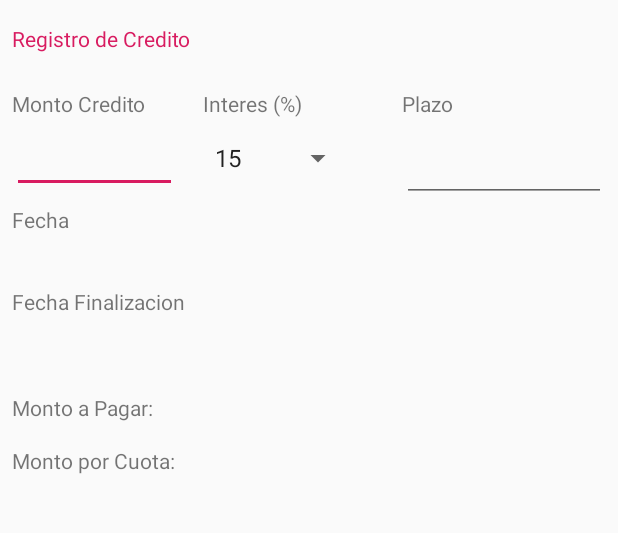
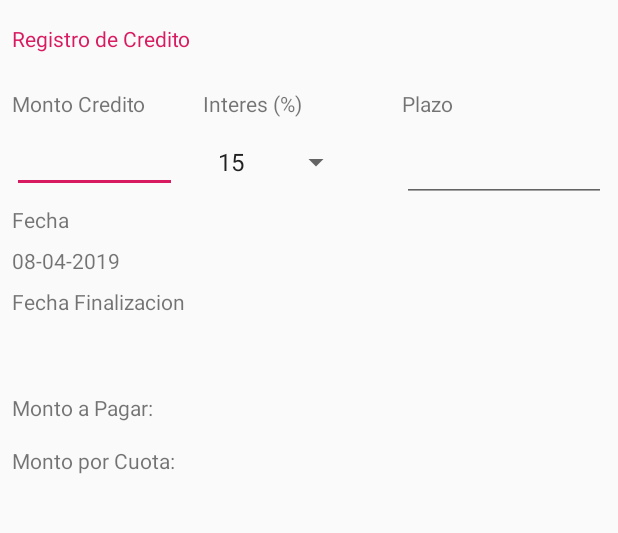
Before and after one commit to bisanbl/Android_Prestamo, an Android app: the screen it shows after launch (Registro_Credito), after a tap on "CONTINUAR", on a phone screen of 412 x 824 dp, the part 173-706 px from its top. Run offline under Robolectric (Android 15) with nearby library versions, the phone set to English and light mode, and no system bars.

Commit message:
TextView con la fecha Actual en Registro_Credito

```diff
--- a/app/build.gradle
+++ b/app/build.gradle
@@ -22,7 +22,9 @@ dependencies {
     implementation fileTree(dir: 'libs', include: ['*.jar'])
     implementation 'com.android.support:appcompat-v7:28.0.0'
     implementation 'com.android.support.constraint:constraint-layout:1.1.3'
+    implementation 'com.android.support:design:28.0.0'
     testImplementation 'junit:junit:4.12'
     androidTestImplementation 'com.android.support.test:runner:1.0.2'
     androidTestImplementation 'com.android.support.test.espresso:espresso-core:3.0.2'
+
 }
--- a/app/src/main/java/com/bisanbl/prestamo/MainActivity.java
+++ b/app/src/main/java/com/bisanbl/prestamo/MainActivity.java
@@ -1,6 +1,7 @@
 package com.bisanbl.prestamo;
 
 import android.content.Intent;
+import android.support.design.widget.Snackbar;
 import android.support.v7.app.AppCompatActivity;
 import android.os.Bundle;
 import android.text.Editable;
@@ -71,11 +72,24 @@ public class MainActivity extends AppCompatActivity {
         BTNcontinuar.setOnClickListener(new View.OnClickListener() {
             @Override
             public void onClick(View v) {
-                Intent intent = new Intent(getApplicationContext(), Registro_Credito.class);
-                startActivity(intent);
+
+                if (!validarActivity(ETnombre, ETdireccion, ETTelefono, ETcedula)) {
+                    Snackbar.make(v, getResources().getString(R.string.ErrorBTN),Snackbar.LENGTH_LONG).show();
+                } else {
+                    Intent intent = new Intent(getApplicationContext(), Registro_Credito.class);
+                    startActivity(intent);
+                }
+
             }
         });
     }
 
-
+    private boolean validarActivity(EditText ETnombre, EditText ETdireccion, EditText ETTelefono, EditText ETcedula){
+        if (TextUtils.isEmpty(ETnombre.getText().toString()) || TextUtils.isEmpty(ETdireccion.getText().toString())){
+            if (TextUtils.isEmpty(ETTelefono.getText().toString()) || TextUtils.isEmpty(ETcedula.getText().toString())) {
+                return true;
+            }
+        }
+        return false;
+    }
 }
--- a/app/src/main/java/com/bisanbl/prestamo/Registro_Credito.java
+++ b/app/src/main/java/com/bisanbl/prestamo/Registro_Credito.java
@@ -2,6 +2,11 @@ package com.bisanbl.prestamo;
 
 import android.support.v7.app.AppCompatActivity;
 import android.os.Bundle;
+import android.widget.TextView;
+
+import java.text.SimpleDateFormat;
+import java.util.Date;
+import java.util.Locale;
 
 public class Registro_Credito extends AppCompatActivity {
 
@@ -9,5 +14,13 @@ public class Registro_Credito extends AppCompatActivity {
     protected void onCreate(Bundle savedInstanceState) {
         super.onCreate(savedInstanceState);
         setContentView(R.layout.activity_registro__credito);
+
+        TextView TVfechainicial = findViewById(R.id.TVFechaInicialM);
+
+        SimpleDateFormat dateFormat = new SimpleDateFormat("dd-MM-yyyy", Locale.getDefault());
+        Date date = new Date();
+
+        TVfechainicial.setText(dateFormat.format(date));
+
     }
 }
--- a/app/src/main/res/layout/activity_registro__credito.xml
+++ b/app/src/main/res/layout/activity_registro__credito.xml
@@ -89,14 +89,13 @@
 
         <Spinner
             android:id="@+id/SAinteres"
-            android:layout_width="0dp"
-            android:layout_height="wrap_content"
+            android:layout_width="97dp"
+            android:layout_height="37dp"
             android:layout_marginTop="8dp"
             android:layout_marginEnd="32dp"
-            android:layout_marginBottom="8dp"
             android:entries="@array/ainteres"
-            app:layout_constraintBottom_toBottomOf="@+id/ETMonton"
-            app:layout_constraintEnd_toStartOf="@+id/TVPlazo"
+            android:spinnerMode="dropdown"
+            app:layout_constraintEnd_toStartOf="@+id/ETPlazo"
             app:layout_constraintStart_toStartOf="@+id/TVInteres"
             app:layout_constraintTop_toBottomOf="@+id/TVInteres" />
 
--- a/app/src/main/res/values/strings.xml
+++ b/app/src/main/res/values/strings.xml
@@ -29,4 +29,5 @@
     </string-array>
     <string name="fin">Finalizar</string>
     <string name="Error">ERROR!! Campo no puede quedar vacio</string>
+    <string name="ErrorBTN">ERROR!! Algunos Campos requeridos estan Vacios</string>
 </resources>
```
